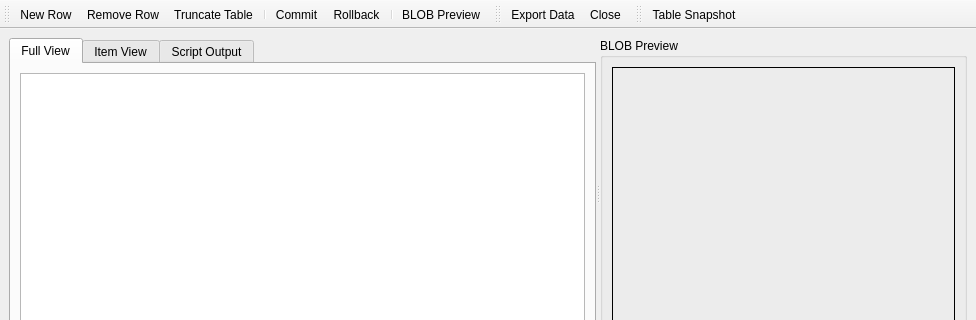
This is Sqliteman/sqliteman/dataviewer.ui in iamkjg/sqliteman as Qt 5 draws it before an edit; both pictures show x 0 to 976 and y 0 to 320 of the 976 by 607 pixel window. The edited form follows.
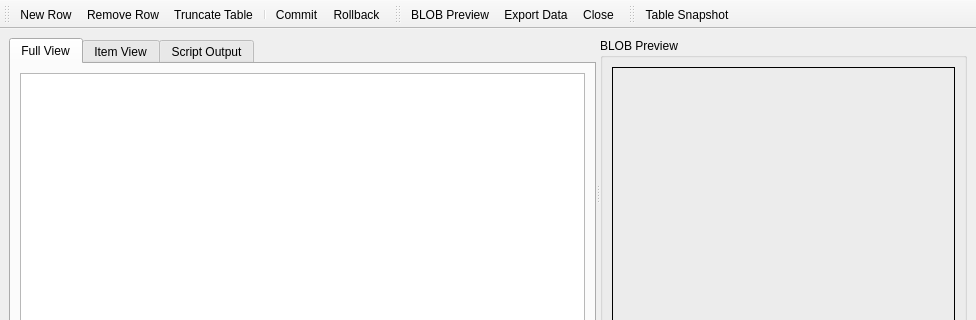
This is the edited form. Custom widgets are drawn as their Qt base class.

Commit message: improved "snapshot" window dialog

Patch:
```diff
--- a/Sqliteman/sqliteman/dataviewer.ui
+++ b/Sqliteman/sqliteman/dataviewer.ui
@@ -176,8 +176,6 @@
    <addaction name="separator" />
    <addaction name="actionCommit" />
    <addaction name="actionRollback" />
-   <addaction name="separator" />
-   <addaction name="actionBLOB_Preview" />
   </widget>
   <widget class="QToolBar" name="exportToolBar" >
    <property name="windowTitle" >
@@ -189,6 +187,7 @@
    <attribute name="toolBarArea" >
     <number>4</number>
    </attribute>
+   <addaction name="actionBLOB_Preview" />
    <addaction name="actionExport_Data" />
    <addaction name="actionClose" />
   </widget>
```
The commit also changes 1 other file.
